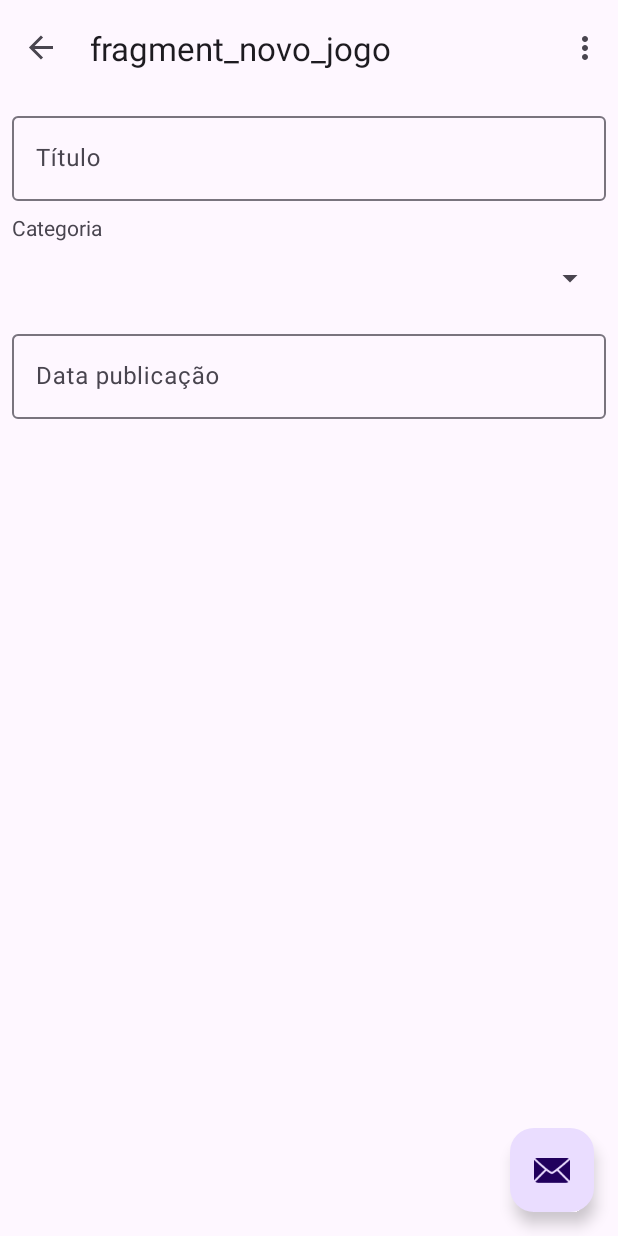
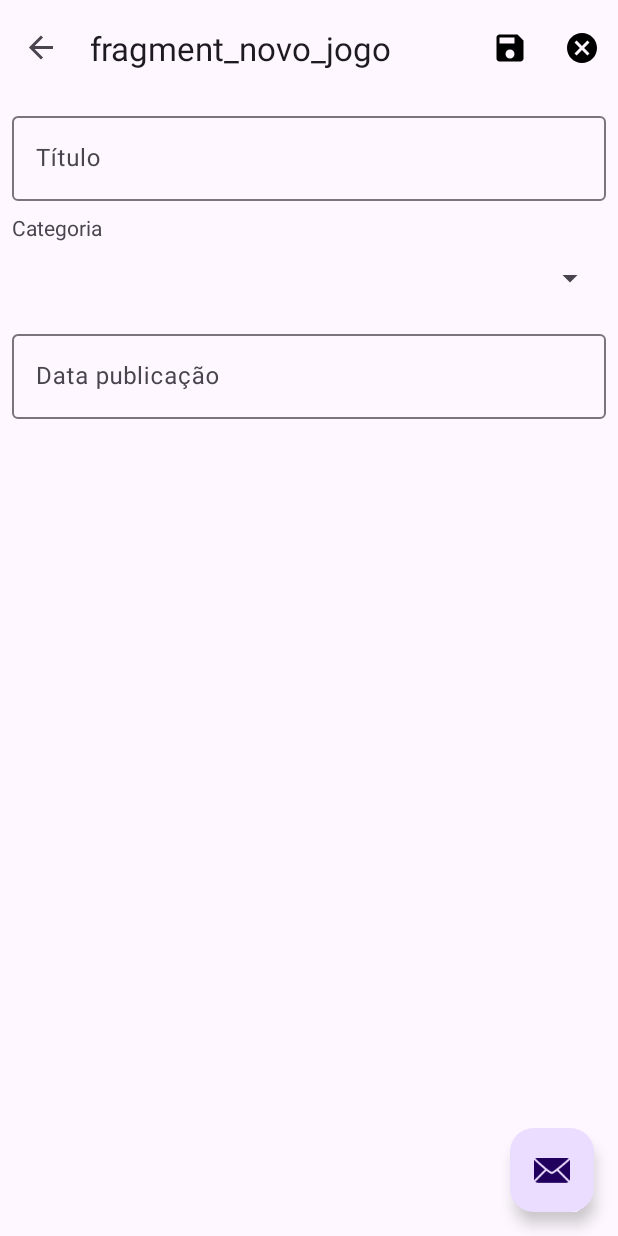
Before and after one commit to Condesso1998/BibliotecaJogo, an Android app: the ListaJogosFragment screen opened through its navigation route, after a tap on "Adicionar", on a phone screen of 412 x 824 dp. Run offline under Robolectric (Android 15) with nearby library versions, the phone set to English and light mode, and no system bars; our stand-ins replace navigation-ui.

```diff
--- a/app/src/main/java/pt/ipg/bibliotecajogos/ListaJogosFragment.kt
+++ b/app/src/main/java/pt/ipg/bibliotecajogos/ListaJogosFragment.kt
@@ -121,6 +121,6 @@ class ListaJogosFragment : Fragment(), LoaderManager.LoaderCallbacks<Cursor> {
     }
 
     private fun adicionaLivro() {
-        findNavController().navigate(R.id.action_ListaLivrosFragment_to_novoLivroFragment)
+        findNavController().navigate(R.id.action_ListaJogosFragment_to_novoJogoFragment)
     }
 }
--- a/app/src/main/java/pt/ipg/bibliotecajogos/MainActivity.kt
+++ b/app/src/main/java/pt/ipg/bibliotecajogos/MainActivity.kt
@@ -60,6 +60,7 @@ class MainActivity : AppCompatActivity() {
 
         val opcaoProcessada = when (fragment) {
             is ListaJogosFragment -> (fragment as ListaJogosFragment).processaOpcaoMenu(item)
+            is NovoJogoFragment -> (fragment as NovoJogoFragment).processaOpcaoMenu(item)
             else -> false
         }
 
--- a/app/src/main/res/drawable/baseline_save_24.xml
+++ b/app/src/main/res/drawable/baseline_save_24.xml
@@ -1,5 +1,5 @@
 <vector android:height="24dp" android:tint="#000000"
     android:viewportHeight="24" android:viewportWidth="24"
     android:width="24dp" xmlns:android="http://schemas.android.com/apk/res/android">
-    <path android:fillColor="@android:color/white" android:pathData="M12,2C6.47,2 2,6.47 2,12s4.47,10 10,10 10,-4.47 10,-10S17.53,2 12,2zM17,15.59L15.59,17 12,13.41 8.41,17 7,15.59 10.59,12 7,8.41 8.41,7 12,10.59 15.59,7 17,8.41 13.41,12 17,15.59z"/>
+    <path android:fillColor="@android:color/white" android:pathData="M17,3L5,3c-1.11,0 -2,0.9 -2,2v14c0,1.1 0.89,2 2,2h14c1.1,0 2,-0.9 2,-2L21,7l-4,-4zM12,19c-1.66,0 -3,-1.34 -3,-3s1.34,-3 3,-3 3,1.34 3,3 -1.34,3 -3,3zM15,9L5,9L5,5h10v4z"/>
 </vector>
--- a/app/src/main/res/navigation/nav_graph.xml
+++ b/app/src/main/res/navigation/nav_graph.xml
@@ -34,7 +34,7 @@
         android:label="fragment_lista_jogos"
         tools:layout="@layout/fragment_lista_jogos" >
         <action
-            android:id="@+id/action_ListaLivrosFragment_to_novoLivroFragment"
+            android:id="@+id/action_ListaJogosFragment_to_novoJogoFragment"
             app:destination="@id/novoJogoFragment" />
     </fragment>
     <fragment
@@ -43,7 +43,7 @@
         android:label="fragment_novo_jogo"
         tools:layout="@layout/fragment_novo_jogo" >
         <action
-            android:id="@+id/action_novoLivroFragment_to_ListaLivrosFragment"
+            android:id="@+id/action_novoJogoFragment_to_ListaJogosFragment"
             app:destination="@id/listaJogosFragment" />
     </fragment>
 </navigation>
```
Also changed, not shown: app/src/main/java/pt/ipg/bibliotecajogos/NovoJogoFragment.kt (+25 -1 lines).
